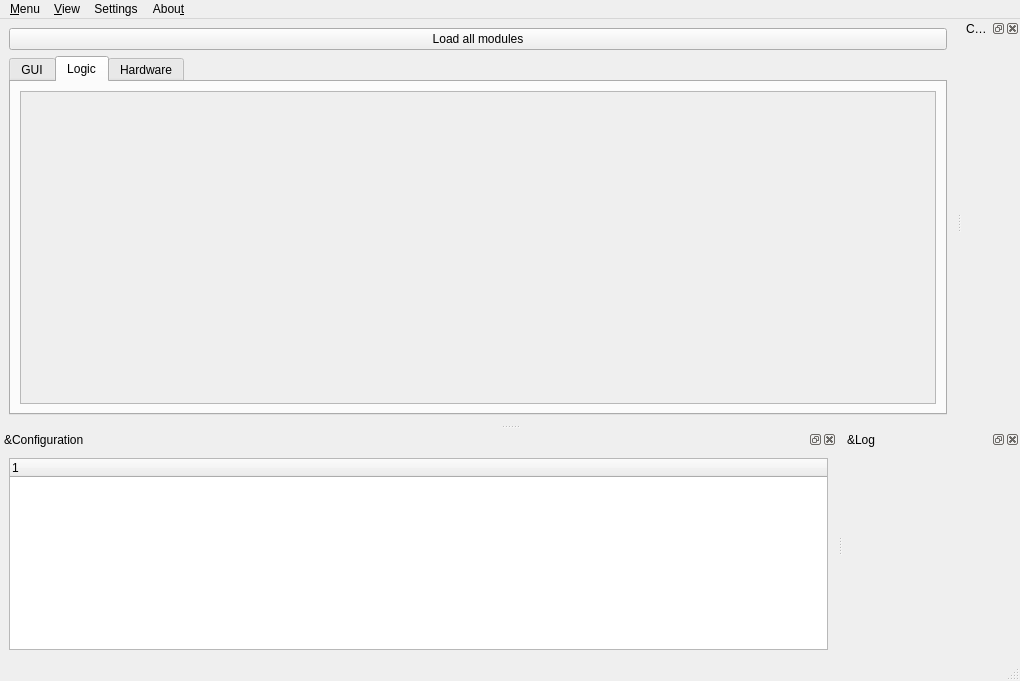
Ulm-IQO/qudi, file gui/manager/ui_manager_window.ui: the form before one commit.
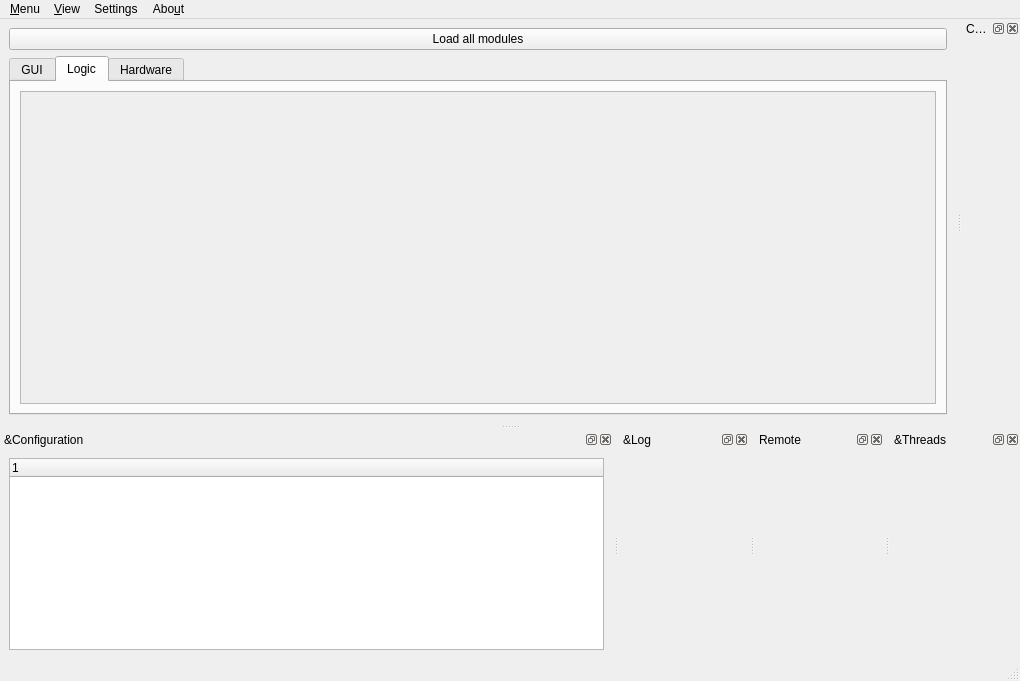
The form after the commit. The open tabs and pages were chosen to show the change. Icons and pictures are not drawn. Custom widgets are drawn as their Qt base class.

Commit message: extra docks for manager gui to display thread list and remote connections

Patch:
```diff
--- a/gui/manager/ui_manager_window.ui
+++ b/gui/manager/ui_manager_window.ui
@@ -132,7 +132,7 @@
    </widget>
    <widget class="QMenu" name="menuAbout">
     <property name="title">
-     <string>Abou&amp;t</string>
+     <string>Abo&amp;ut</string>
     </property>
     <addaction name="actionAbout_QuDi"/>
     <addaction name="actionAbout_Qt"/>
@@ -206,6 +206,24 @@
    </attribute>
    <widget class="LogWidget" name="logwidget"/>
   </widget>
+  <widget class="QDockWidget" name="remoteDockWidget">
+   <property name="windowTitle">
+    <string>Remote</string>
+   </property>
+   <attribute name="dockWidgetArea">
+    <number>8</number>
+   </attribute>
+   <widget class="RemoteWidget" name="remoteWidget"/>
+  </widget>
+  <widget class="QDockWidget" name="threadDockWidget">
+   <property name="windowTitle">
+    <string>&amp;Threads</string>
+   </property>
+   <attribute name="dockWidgetArea">
+    <number>8</number>
+   </attribute>
+   <widget class="ThreadWidget" name="threadWidget"/>
+  </widget>
   <action name="actionLoad_configuration">
    <property name="icon">
     <iconset theme="document-open">
@@ -352,6 +370,18 @@
    <header>IPython.qt.console.rich_ipython_widget</header>
    <container>1</container>
   </customwidget>
+  <customwidget>
+   <class>RemoteWidget</class>
+   <extends>QWidget</extends>
+   <header>gui.manager.remotewidget</header>
+   <container>1</container>
+  </customwidget>
+  <customwidget>
+   <class>ThreadWidget</class>
+   <extends>QWidget</extends>
+   <header>gui.manager.threadwidget</header>
+   <container>1</container>
+  </customwidget>
  </customwidgets>
  <resources/>
  <connections>
```
Left out of the diff: 58 changed lines with no effect on the pictures. The commit also changes 1 other file.
